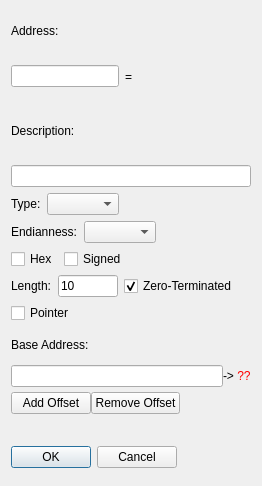
Above: GUI/Widgets/ManualAddress/Form/AddAddressManuallyDialog.ui from korcankaraokcu/PINCE before the change. Below: the same form after it.
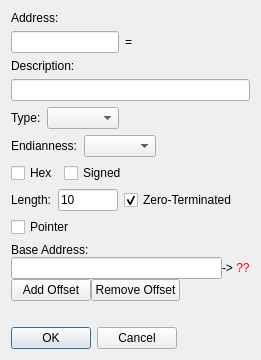
That is the form after the change.

Commit message: Fix resizing bug in ManualAddressDialog

Diff of the .ui file:
```diff
--- a/GUI/Widgets/ManualAddress/Form/AddAddressManuallyDialog.ui
+++ b/GUI/Widgets/ManualAddress/Form/AddAddressManuallyDialog.ui
@@ -14,6 +14,9 @@
    <string>Add Address Manually</string>
   </property>
   <layout class="QGridLayout" name="gridLayout">
+   <property name="sizeConstraint">
+    <enum>QLayout::SetFixedSize</enum>
+   </property>
    <item row="2" column="0">
     <layout class="QVBoxLayout" name="verticalLayout_3">
      <item>
```
The commit also changes 2 other files.
